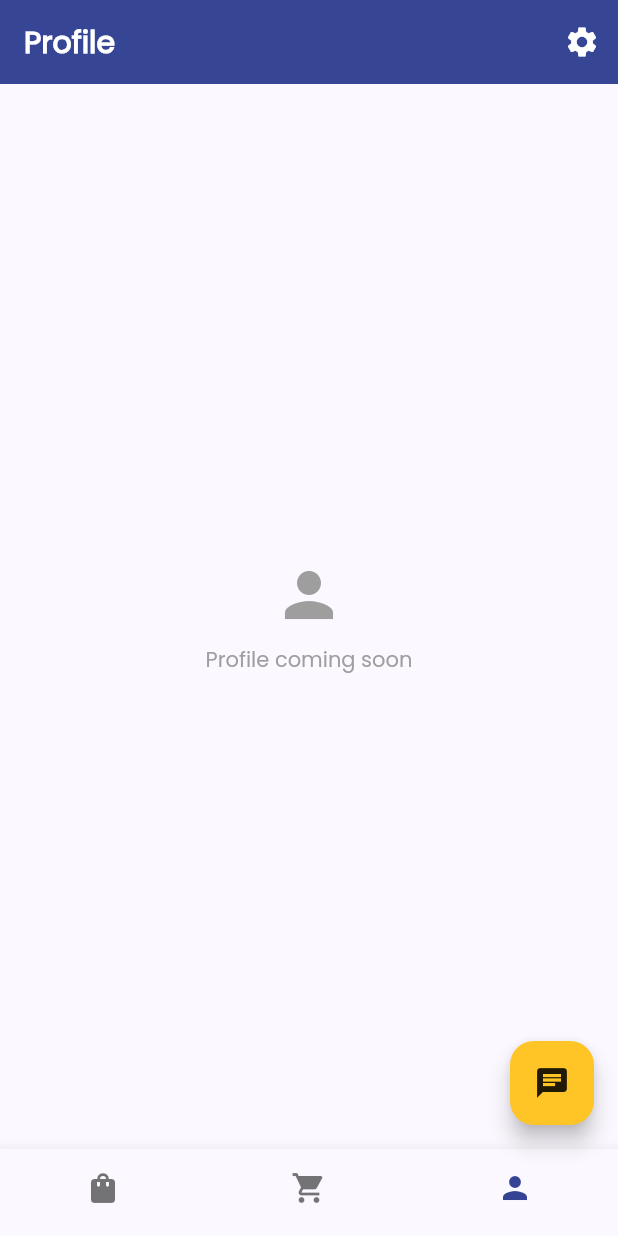
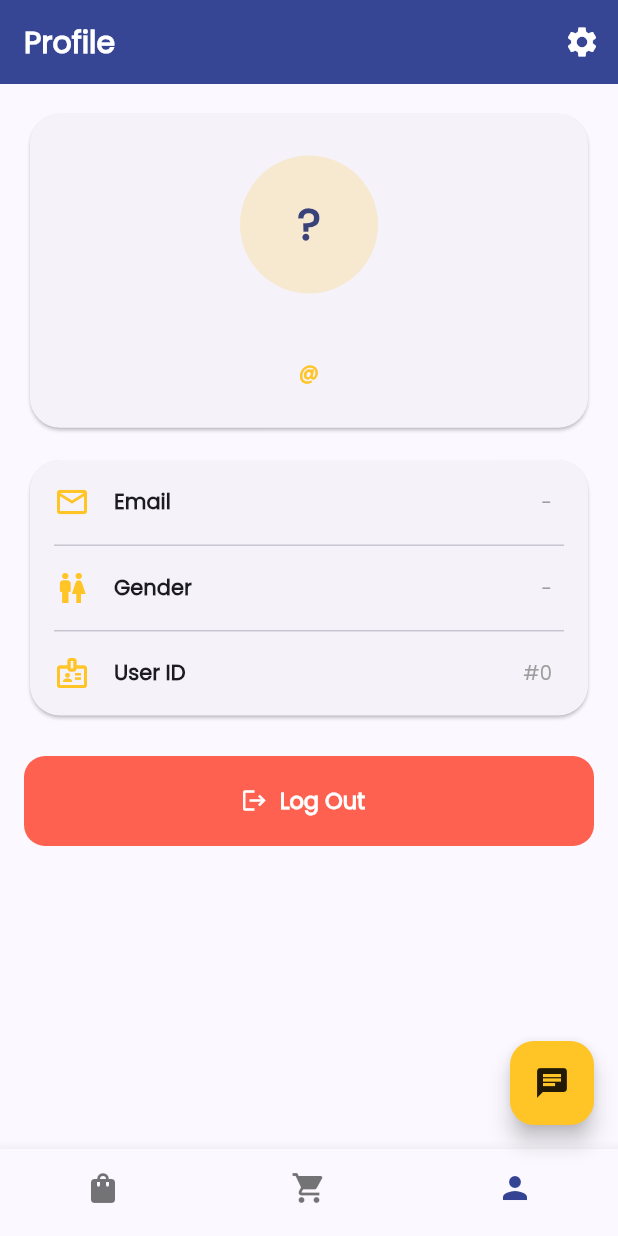
Before and after one commit to vinceeee4/pangilinan_advmobprogAY26-27, a Flutter app: the HomeScreen screen opened by its route, swiped to page 3, on a phone screen of 412 x 824 dp. Run offline on Flutter 3.47's test engine with Material 3 defaults, Android fonts, the phone set to English and light mode, and no system bars; our stand-ins replace flutter_dotenv, flutter_screenutil, shared_preferences; accounts and stored records are empty; network calls fail.

Commit message:
lab_act4

```diff
--- a/pangilinan_advmobprog/lib/constants.dart
+++ b/pangilinan_advmobprog/lib/constants.dart
@@ -7,7 +7,3 @@ var host = dotenv.env['HOST'];
 /// App colors used across screens.
 const Color kPrimary = Color(0xFF344394); // navy
 const Color kAccent = Color(0xFFFFC425); // gold
-
-/// Lab 3 has no login yet, so the cart screen shows the cart of this
-/// DummyJSON user (GET /carts/user/{id}). Change it to try another user.
-const int kDefaultUserId = 33;
--- /dev/null
+++ b/pangilinan_advmobprog/lib/models/user.dart
@@ -0,0 +1,61 @@
+// ENHANCEMENT 3: User model.
+// Mirrors the response of POST https://dummyjson.com/auth/login
+// (and the same keys that UserService saves in SharedPreferences).
+class User {
+  final int id;
+  final String username;
+  final String email;
+  final String firstName;
+  final String lastName;
+  final String gender;
+  final String image;
+  final String accessToken;
+  final String refreshToken;
+
+  User({
+    required this.id,
+    required this.username,
+    required this.email,
+    required this.firstName,
+    required this.lastName,
+    required this.gender,
+    required this.image,
+    required this.accessToken,
+    required this.refreshToken,
+  });
+
+  /// "Emily Johnson" (falls back to the username if no names are saved).
+  String get fullName {
+    final name = '$firstName $lastName'.trim();
+    return name.isEmpty ? username : name;
+  }
+
+  factory User.fromJson(Map<String, dynamic> json) {
+    return User(
+      id: (json['id'] as num?)?.toInt() ?? 0,
+      username: json['username'] ?? '',
+      email: json['email'] ?? '',
+      firstName: json['firstName'] ?? '',
+      lastName: json['lastName'] ?? '',
+      gender: json['gender'] ?? '',
+      image: json['image'] ?? '',
+      // Older DummyJSON versions return "token" instead of "accessToken".
+      accessToken: json['accessToken'] ?? json['token'] ?? '',
+      refreshToken: json['refreshToken'] ?? '',
+    );
+  }
+
+  Map<String, dynamic> toJson() {
+    return {
+      'id': id,
+      'username': username,
+      'email': email,
+      'firstName': firstName,
+      'lastName': lastName,
+      'gender': gender,
+      'image': image,
+      'accessToken': accessToken,
+      'refreshToken': refreshToken,
+    };
+  }
+}
--- a/pangilinan_advmobprog/lib/screens/cart_screen.dart
+++ b/pangilinan_advmobprog/lib/screens/cart_screen.dart
@@ -4,6 +4,7 @@ import 'package:flutter_screenutil/flutter_screenutil.dart';
 import '../constants.dart';
 import '../models/cart.dart';
 import '../services/cart_service.dart';
+import '../services/user_service.dart';
 import '../widgets/custom_text.dart';
 import 'detail_screen.dart';
 
@@ -36,7 +37,9 @@ class _CartScreenState extends State<CartScreen> {
   }
 
   /// Which user's cart to show.
-  Future<int> _resolveUserId() async => kDefaultUserId;
+  // Lab 4 - ENHANCEMENT 3: use the id of the logged-in user that was
+  // saved in SharedPreferences by UserService.
+  Future<int> _resolveUserId() async => (await UserService().getUser()).id;
 
   Future<Cart?> _loadCart() async {
     final userId = await _resolveUserId();
--- a/pangilinan_advmobprog/lib/screens/detail_screen.dart
+++ b/pangilinan_advmobprog/lib/screens/detail_screen.dart
@@ -4,6 +4,7 @@ import 'package:flutter_screenutil/flutter_screenutil.dart';
 import '../constants.dart';
 import '../models/product.dart';
 import '../services/cart_service.dart';
+import '../services/user_service.dart';
 import '../services/product_service.dart';
 import '../widgets/custom_text.dart';
 
@@ -33,7 +34,8 @@ class _DetailScreenState extends State<DetailScreen> {
   bool _adding = false;
 
   /// Which user the product is added for.
-  Future<int> _resolveUserId() async => kDefaultUserId;
+  // Lab 4: the logged-in user's id saved in SharedPreferences.
+  Future<int> _resolveUserId() async => (await UserService().getUser()).id;
 
   // Lab 3 - ENHANCEMENT 3: POST /carts/add with this product + quantity.
   Future<void> _addToCart(Product product) async {
--- a/pangilinan_advmobprog/lib/screens/home_screen.dart
+++ b/pangilinan_advmobprog/lib/screens/home_screen.dart
@@ -4,6 +4,7 @@ import 'package:flutter_screenutil/flutter_screenutil.dart';
 import '../constants.dart';
 import 'cart_screen.dart';
 import 'product_screen.dart';
+import 'profile_screen.dart';
 
 import '../widgets/custom_text.dart';
 
@@ -37,6 +38,16 @@ class _HomeScreenState extends State<HomeScreen> {
     );
   }
 
+  /// First name of the logged-in user, passed as route arguments by the
+  /// splash / sign-in screen (used as the Profile app-bar title).
+  String _firstName(BuildContext context) {
+    final args = ModalRoute.of(context)?.settings.arguments;
+    if (args is Map && (args['firstName'] ?? '').toString().isNotEmpty) {
+      return args['firstName'].toString();
+    }
+    return widget.username.isNotEmpty ? widget.username : 'Profile';
+  }
+
   @override
   Widget build(BuildContext context) {
     return PopScope(
@@ -51,7 +62,7 @@ class _HomeScreenState extends State<HomeScreen> {
                   text: (_selectedIndex == _cartIndex)
                       ? 'Cart'
                       : (_selectedIndex == 2)
-                      ? 'Profile'
+                      ? _firstName(context)
                       : 'Home',
                   fontSize: 20.sp,
                   fontWeight: FontWeight.w600,
@@ -70,7 +81,8 @@ class _HomeScreenState extends State<HomeScreen> {
             ProductScreen(),
             // ENHANCEMENT 1: new Cart page rendering the /carts endpoint
             CartScreen(),
-            _PlaceholderPage(icon: Icons.person, label: 'Profile coming soon'),
+            // Lab 4 - ENHANCEMENT 3: profile of the saved user
+            ProfileScreen(),
           ],
           onPageChanged: (page) {
             setState(() {
--- /dev/null
+++ b/pangilinan_advmobprog/lib/screens/profile_screen.dart
@@ -0,0 +1,173 @@
+import 'package:flutter/material.dart';
+import 'package:flutter_screenutil/flutter_screenutil.dart';
+
+import '../constants.dart';
+import '../models/user.dart';
+import '../services/user_service.dart';
+import '../widgets/custom_text.dart';
+
+// ENHANCEMENT 3: Profile screen.
+// Loads the saved user from SharedPreferences through
+// UserService.getUser() (returns the User model) and renders it.
+class ProfileScreen extends StatefulWidget {
+  const ProfileScreen({super.key});
+
+  @override
+  State<ProfileScreen> createState() => _ProfileScreenState();
+}
+
+class _ProfileScreenState extends State<ProfileScreen> {
+  final UserService _userService = UserService();
+  late final Future<User> _userFuture = _userService.getUser();
+
+  Future<void> _logout() async {
+    await _userService.logout();
+    if (!mounted) return;
+    Navigator.pushNamedAndRemoveUntil(context, '/signin', (_) => false);
+  }
+
+  @override
+  Widget build(BuildContext context) {
+    return FutureBuilder<User>(
+      future: _userFuture,
+      builder: (context, snapshot) {
+        if (snapshot.connectionState == ConnectionState.waiting) {
+          return const Center(child: CircularProgressIndicator());
+        }
+        if (snapshot.hasError || !snapshot.hasData) {
+          return Center(
+            child: CustomText(text: 'Could not load profile', fontSize: 14.sp),
+          );
+        }
+        final user = snapshot.data!;
+
+        return ListView(
+          padding: EdgeInsets.all(16.r),
+          children: [
+            // Header card: avatar + name + @username
+            Card(
+              shape: RoundedRectangleBorder(
+                borderRadius: BorderRadius.circular(20.r),
+              ),
+              child: Padding(
+                padding: EdgeInsets.symmetric(vertical: 24.h),
+                child: Column(
+                  children: [
+                    CircleAvatar(
+                      radius: 46.r,
+                      backgroundColor: kAccent.withValues(alpha: 0.2),
+                      foregroundImage: user.image.isNotEmpty
+                          ? NetworkImage(user.image)
+                          : null,
+                      child: CustomText(
+                        text: user.fullName.isNotEmpty
+                            ? user.fullName[0].toUpperCase()
+                            : '?',
+                        fontSize: 30.sp,
+                        fontWeight: FontWeight.bold,
+                      ),
+                    ),
+                    SizedBox(height: 12.h),
+                    CustomText(
+                      text: user.fullName,
+                      fontSize: 20.sp,
+                      fontWeight: FontWeight.w600,
+                    ),
+                    CustomText(
+                      text: '@${user.username}',
+                      fontSize: 13.sp,
+                      fontWeight: FontWeight.w600,
+                      color: kAccent,
+                    ),
+                  ],
+                ),
+              ),
+            ),
+            SizedBox(height: 12.h),
+            // Details card
+            Card(
+              shape: RoundedRectangleBorder(
+                borderRadius: BorderRadius.circular(20.r),
+              ),
+              child: Column(
+                children: [
+                  _InfoTile(
+                    icon: Icons.mail_outline,
+                    label: 'Email',
+                    value: user.email,
+                  ),
+                  const Divider(height: 1, indent: 16, endIndent: 16),
+                  _InfoTile(
+                    icon: Icons.wc,
+                    label: 'Gender',
+                    value: user.gender,
+                  ),
+                  const Divider(height: 1, indent: 16, endIndent: 16),
+                  _InfoTile(
+                    icon: Icons.badge_outlined,
+                    label: 'User ID',
+                    value: '#${user.id}',
+                  ),
+                ],
+              ),
+            ),
+            SizedBox(height: 20.h),
+            SizedBox(
+              height: 52.h,
+              child: FilledButton.icon(
+                style: FilledButton.styleFrom(
+                  backgroundColor: const Color(0xFFFF6150),
+                  shape: RoundedRectangleBorder(
+                    borderRadius: BorderRadius.circular(14.r),
+                  ),
+                ),
+                onPressed: _logout,
+                icon: const Icon(Icons.logout),
+                label: CustomText(
+                  text: 'Log Out',
+                  fontSize: 15.sp,
+                  fontWeight: FontWeight.w600,
+                  color: Colors.white,
+                ),
+              ),
+            ),
+          ],
+        );
+      },
+    );
+  }
+}
+
+class _InfoTile extends StatelessWidget {
+  final IconData icon;
+  final String label;
+  final String value;
+  const _InfoTile({
+    required this.icon,
+    required this.label,
+    required this.value,
+  });
+
+  @override
+  Widget build(BuildContext context) {
+    return ListTile(
+      leading: Icon(icon, color: kAccent),
+      title: CustomText(
+        text: label,
+        fontSize: 14.sp,
+        fontWeight: FontWeight.w600,
+      ),
+      trailing: ConstrainedBox(
+        constraints: BoxConstraints(maxWidth: 200.w),
+        child: CustomText(
+          text: value.isEmpty ? '-' : value,
+          fontSize: 13.sp,
+          color: Colors.grey,
+          maxLines: 1,
+          overflow: TextOverflow.ellipsis,
+          textAlign: TextAlign.right,
+        ),
+      ),
+    );
+  }
+}
--- /dev/null
+++ b/pangilinan_advmobprog/lib/services/user_service.dart
@@ -0,0 +1,100 @@
+import 'dart:convert';
+
+import 'package:http/http.dart';
+import 'package:shared_preferences/shared_preferences.dart';
+
+import '../constants.dart';
+import '../models/user.dart';
+
+class UserService {
+  Map<String, dynamic> data = {};
+
+  /// POST $host/auth/login -> user data + tokens
+  Future<Map<String, dynamic>> loginUser(
+    String username,
+    String password,
+  ) async {
+    final response = await post(
+      Uri.parse('$host/auth/login'),
+      headers: {'Content-Type': 'application/json'},
+      body: jsonEncode({
+        'username': username,
+        'password': password,
+        'expiresInMins': 60,
+      }),
+    );
+
+    if (response.statusCode == 200) {
+      data = jsonDecode(response.body);
+      await saveUserData(data);
+      return data;
+    } else {
+      throw Exception(response.body);
+    }
+  }
+
+  /// **Save User Data to SharedPreferences**
+  /// Save user data from API response based on User model
+  Future<void> saveUserData(Map<String, dynamic> userData) async {
+    final prefs = await SharedPreferences.getInstance();
+    final user = User.fromJson(userData);
+
+    await prefs.setInt('id', user.id);
+    await prefs.setString('username', user.username);
+    await prefs.setString('email', user.email);
+    await prefs.setString('firstName', user.firstName);
+    await prefs.setString('lastName', user.lastName);
+    await prefs.setString('gender', user.gender);
+    await prefs.setString('image', user.image);
+    await prefs.setString('accessToken', user.accessToken);
+    await prefs.setString('refreshToken', user.refreshToken);
+
+    // Support generic token key if present in API response
+    if (userData.containsKey('token')) {
+      await prefs.setString('token', userData['token'] ?? '');
+    } else if (user.accessToken.isNotEmpty) {
+      await prefs.setString('token', user.accessToken);
+    }
+  }
+
+  /// Retrieve user data from SharedPreferences
+  Future<Map<String, dynamic>> getUserData() async {
+    final prefs = await SharedPreferences.getInstance();
+
+    return {
+      'id': prefs.getInt('id') ?? 0,
+      'username': prefs.getString('username') ?? '',
+      'email': prefs.getString('email') ?? '',
+      'firstName': prefs.getString('firstName') ?? '',
+      'lastName': prefs.getString('lastName') ?? '',
+      'gender': prefs.getString('gender') ?? '',
+      'image': prefs.getString('image') ?? '',
+      'accessToken': prefs.getString('accessToken') ?? '',
+      'refreshToken': prefs.getString('refreshToken') ?? '',
+      'token': prefs.getString('token') ?? prefs.getString('accessToken') ?? '',
+    };
+  }
+
+  /// Retrieve User model from SharedPreferences
+  Future<User> getUser() async {
+    final userData = await getUserData();
+    return User.fromJson(userData);
+  }
+
+  /// **Check if User is Logged In**
+  Future<bool> isLoggedIn() async {
+    final prefs = await SharedPreferences.getInstance();
+    final token = prefs.getString('accessToken') ?? prefs.getString('token');
+    return token != null && token.isNotEmpty;
+  }
+
+  /// **Logout and Clear User Data**
+  Future<void> logout() async {
+    try {
+      final prefs = await SharedPreferences.getInstance();
+      await prefs.clear();
+    } catch (e) {
+      throw Exception('Failed to log out: $e');
+    }
+  }
+}
--- a/pangilinan_advmobprog/pubspec.yaml
+++ b/pangilinan_advmobprog/pubspec.yaml
@@ -9,10 +9,11 @@ environment:
 dependencies:
   flutter:
     sdk: flutter
-  flutter_dotenv: ^5.2.1
+  flutter_dotenv: ^6.0.1
   flutter_screenutil: ^5.9.3
   http: ^1.5.0
   provider: ^6.1.5
+  shared_preferences: ^2.5.3
 
 dev_dependencies:
   flutter_test:
```
Also changed, not shown: pangilinan_advmobprog/lib/main.dart (+6 -1 lines), pangilinan_advmobprog/lib/screens/signin_screen.dart (added, +182 -0 lines), pangilinan_advmobprog/lib/screens/splash_screen.dart (added, +114 -0 lines), pangilinan_advmobprog/pubspec.lock, 4 other files.
